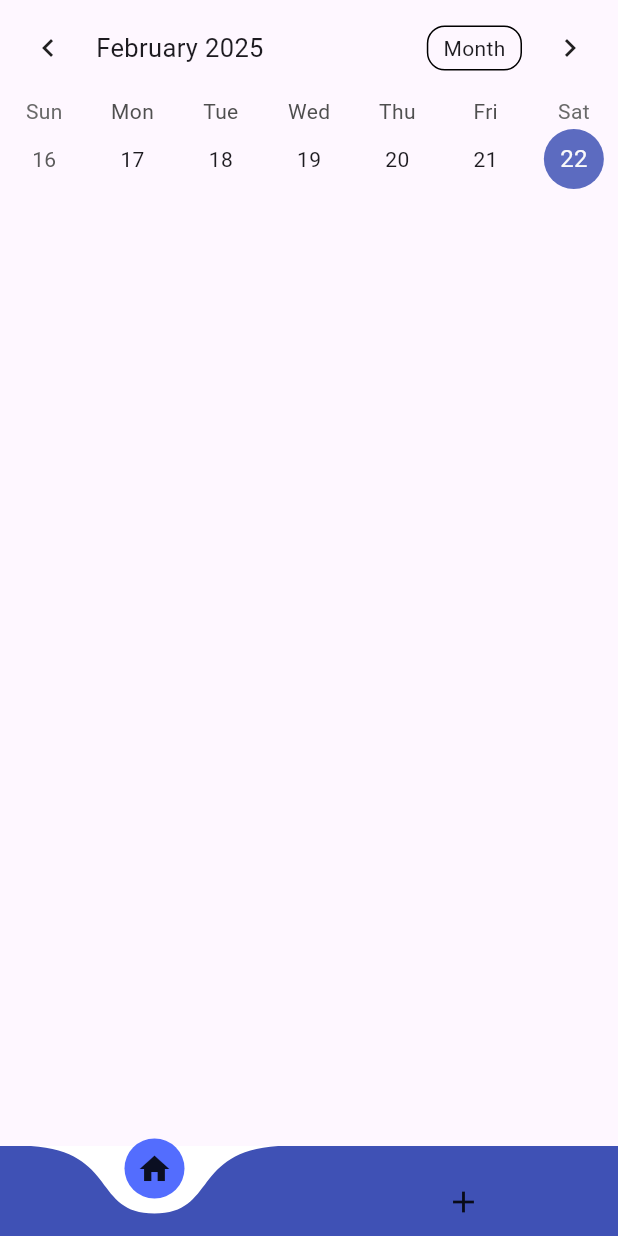
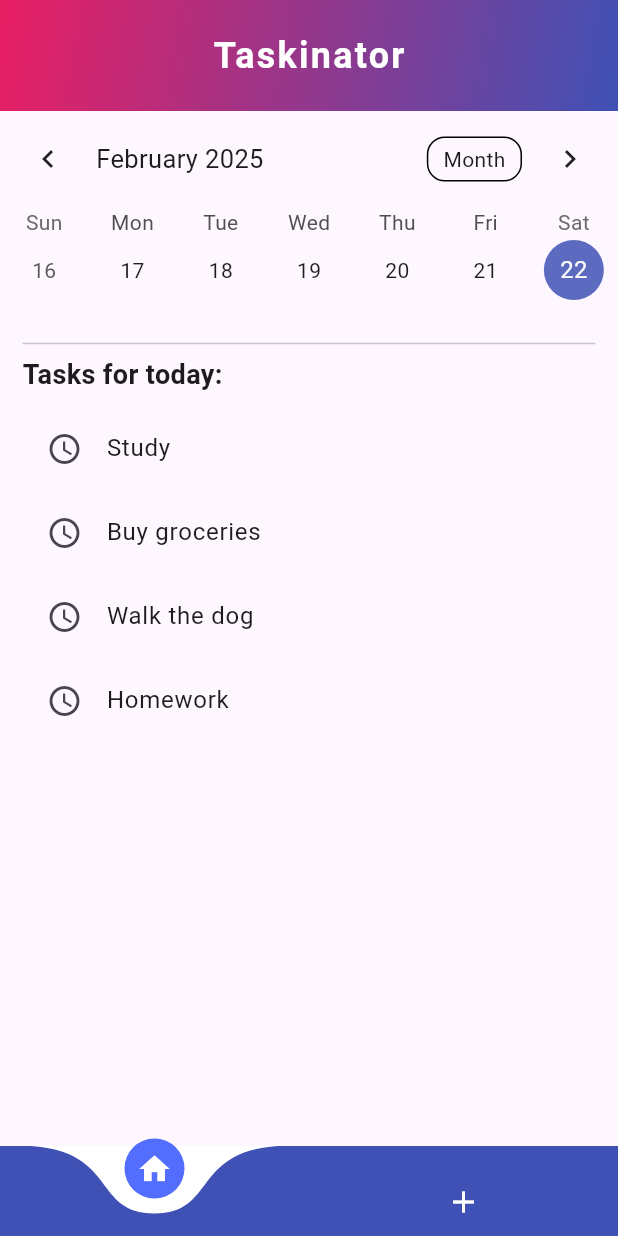
Before and after one commit to alfonsoperezs/HackUDC2025-project, a Flutter app: the screen it shows after launch, on a phone screen of 412 x 824 dp. Run offline on Flutter 3.47's test engine with Material 3 defaults, Android fonts, the light colour scheme and no system bars; drawn by our look-alikes of curved_navigation_bar, table_calendar.

Commit message:
Barra navegadora

```diff
--- a/frontend/lib/main.dart
+++ b/frontend/lib/main.dart
@@ -15,7 +15,7 @@ class MyApp extends StatelessWidget {
     return MaterialApp(
       title: 'Taskinator',
       theme: ThemeData(
-        primarySwatch: Colors.pink,
+        primarySwatch: Colors.blue,
         visualDensity: VisualDensity.adaptivePlatformDensity,
       ),
       home: const Home(),
@@ -36,13 +36,44 @@ class _HomeState extends State<Home> {
   int index = 0;
 
   final List<Widget> screens = [
-    buildCalendar(),
+    homePage(),
     buildList()
   ];
 
   @override
   Widget build(BuildContext context) {
     return Scaffold(
+      body: Column(
+        children: [
+          // Barra superior
+          Container(
+            width: double.infinity,
+            padding: const EdgeInsets.symmetric(vertical: 20),
+            decoration: const BoxDecoration(
+              gradient: LinearGradient(
+                colors: [Colors.pink, Colors.indigo],
+                begin: Alignment.topLeft,
+                end: Alignment.bottomRight,
+              ),
+            ),
+
+            child: const Center(
+              child: Text(
+                "Taskinator",
+                style: TextStyle(
+                  fontSize: 24,
+                  fontWeight: FontWeight.bold,
+                  color: Colors.white,
+                  letterSpacing: 1.5,
+                )
+              )
+            )
+          ),
+
+          Expanded(child: _getScreen(index)),
+        ],
+      ),
+
       bottomNavigationBar: CurvedNavigationBar(
             onTap: (int newIndex) {
               setState(() {
@@ -57,23 +88,33 @@ class _HomeState extends State<Home> {
             animationDuration: const Duration(milliseconds: 300),
             animationCurve: Curves.decelerate,
             items: const [
-          Icon(Icons.home),
-          Icon(Icons.add)
+              Icon(Icons.home, color: Colors.white),
+              Icon(Icons.add, color: Colors.white),
             ],
           ),
-
-      body: screens[index],
     );
   }
 }
 
 
-Widget buildCalendar() {
+Widget _getScreen(int index) {
+  if(index == 0) {
+    return homePage();
+  } else {
+    return buildList();
+  }
+
+}
+
+
+Widget homePage() {
   final ValueNotifier<DateTime> _selectedDay = ValueNotifier<DateTime>(DateTime.now());
   final ValueNotifier<DateTime> _focusedDay = ValueNotifier<DateTime>(DateTime.now());
   final ValueNotifier<CalendarFormat> _calendarFormat = ValueNotifier<CalendarFormat>(CalendarFormat.week);
 
-  return ValueListenableBuilder<DateTime>(
+  return Column(
+    children: [
+      ValueListenableBuilder<DateTime>(
         valueListenable: _selectedDay,
         builder: (context, selectedDay, _) {
           return TableCalendar(
@@ -94,7 +135,23 @@ Widget buildCalendar() {
 
           );
         }
+      ),
+
+      Padding(
+        padding: const EdgeInsets.all(15.0),
+        child: Column(
+          children: [
+            const Divider(),
+            buildList(),
+          ],
+        )
+      )
+    ],
   );
+
+
+
+
 }
 
 
```
Lines whose indentation alone changed are shown as unchanged.
